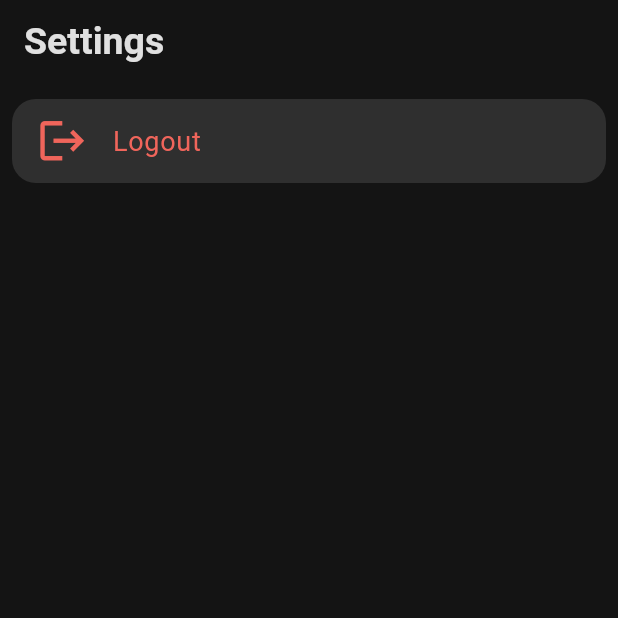
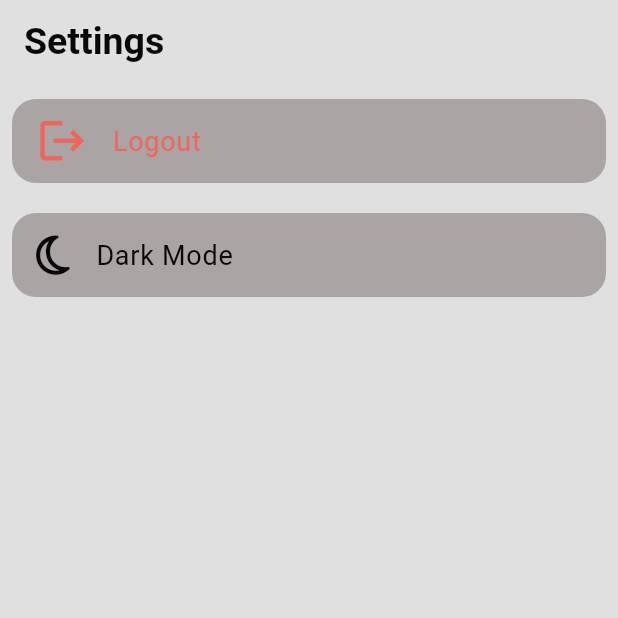
Before and after one commit to Sanskar157/link_up, a Flutter app: the screen it shows once a user with an empty profile is signed in, after a tap on the "settings" icon, on a phone screen of 412 x 824 dp, the top half of it. Run offline on Flutter 3.47's test engine with Material 3 defaults, Android fonts, the phone set to English and light mode, and no system bars; our stand-ins replace cloud_firestore, firebase_auth, firebase_core, font_awesome_flutter; accounts and stored records are empty.

```diff
--- a/lib/components/my_textfield.dart
+++ b/lib/components/my_textfield.dart
@@ -13,7 +13,7 @@ class MyTextfield extends StatelessWidget {
   @override
   Widget build(BuildContext context) {
     return Padding(
-      padding: const EdgeInsets.symmetric(horizontal: 40.0),
+      padding: const EdgeInsets.symmetric(horizontal: 30.0),
       child: TextField(
         controller: controller,
         obscureText: obscureText,
--- a/lib/main.dart
+++ b/lib/main.dart
@@ -3,8 +3,10 @@ import 'package:chatapp/auth/login_or_register.dart';
 import 'package:chatapp/pages/login_page.dart';
 import 'package:chatapp/themes/dark_mode.dart';
 import 'package:chatapp/themes/light_mode.dart';
+import 'package:chatapp/themes/theme_provider.dart';
 import 'package:flutter/material.dart';
 import 'package:firebase_core/firebase_core.dart';
+import 'package:provider/provider.dart';
 import 'firebase_options.dart';
 
 void main() async {
@@ -12,7 +14,10 @@ void main() async {
   await Firebase.initializeApp(
     options: DefaultFirebaseOptions.currentPlatform,
   );
-  runApp(const MyApp());
+  runApp(ChangeNotifierProvider(
+    create: (context) => ThemeProvider(),
+    child: const MyApp(),
+  ));
 }
 
 class MyApp extends StatelessWidget {
@@ -21,11 +26,10 @@ class MyApp extends StatelessWidget {
   @override
   Widget build(BuildContext context) {
     return MaterialApp(
-
       title: 'Flutter Demo',
       debugShowCheckedModeBanner: false,
       home: const AuthGate(),
-      theme: darkMode,
+      theme: Provider.of<ThemeProvider>(context).themeData,
     );
   }
 }
--- a/lib/pages/homepage.dart
+++ b/lib/pages/homepage.dart
@@ -76,6 +76,7 @@ class Homepage extends StatelessWidget {
             MaterialPageRoute(
                 builder: (context) => ChatPage(
                       recieverEmail: userData["email"],
+                      recieverID: userData["uid"],
                     )),
           );
         },
--- a/lib/pages/settings_page.dart
+++ b/lib/pages/settings_page.dart
@@ -1,11 +1,15 @@
 import 'package:chatapp/auth/auth_service.dart';
 import 'package:chatapp/auth/login_or_register.dart';
+import 'package:chatapp/themes/theme_provider.dart';
 import 'package:flutter/material.dart';
+import 'package:font_awesome_flutter/font_awesome_flutter.dart';
+import 'package:provider/provider.dart';
+
 
 class SettingsPage extends StatelessWidget {
   const SettingsPage({super.key});
 
-  void logout(BuildContext cxt) {
+  void logout(BuildContext context) {
     final _auth = AuthService();
     _auth.signOut();
   }
@@ -19,7 +23,8 @@ class SettingsPage extends StatelessWidget {
           style: TextStyle(
             fontWeight: FontWeight.bold,
             fontSize: 25,
-                color: Theme.of(context).colorScheme.inversePrimary),
+            color: Theme.of(context).colorScheme.inversePrimary,
+          ),
         ),
         automaticallyImplyLeading: false,
         backgroundColor: Theme.of(context).colorScheme.surface,
@@ -56,7 +61,36 @@ class SettingsPage extends StatelessWidget {
               ),
             ),
           ),
+          const SizedBox(height: 10),
+          Padding(
+            padding: const EdgeInsets.only(left: 8.0, right: 8, top: 10),
+            child: ClipRRect(
+              borderRadius: BorderRadius.circular(16),
+              child: Material(
+                color: Theme.of(context).colorScheme.tertiary,
+                child: ListTile(
+                  title: Text(
+                    "Dark Mode",
+                    style: TextStyle(
+                      color: Theme.of(context).colorScheme.inversePrimary,
+                      fontSize: 18,
+                    ),
+                  ),
+                  leading: FaIcon(
+                    FontAwesomeIcons.moon,
+                    size: 30,
+                    color: Theme.of(context).colorScheme.inversePrimary,
+                  ),
+                  onTap: () {
+                    Provider.of<ThemeProvider>(context, listen: false)
+                        .toggleTheme();
+                  },
+                ),
+              ),
+            ),
+          ),
         ],
-        ));
+      ),
+    );
   }
 }
--- a/lib/themes/light_mode.dart
+++ b/lib/themes/light_mode.dart
@@ -3,8 +3,8 @@ import 'package:flutter/material.dart';
 ThemeData lightMode = ThemeData(
     colorScheme: ColorScheme.light(
   surface: Colors.grey.shade300,
-  primary: Colors.grey.shade500,
-  secondary: Color.fromARGB(255, 44, 184, 114),
-  tertiary: Colors.white,
-  inversePrimary: Colors.grey.shade700,
+  primary: const Color.fromARGB(255, 34, 33, 33),
+  secondary: const Color.fromARGB(255, 44, 184, 114),
+  tertiary: const Color.fromARGB(255, 170, 164, 164),
+  inversePrimary: const Color.fromARGB(255, 8, 8, 8),
 ));
--- /dev/null
+++ b/lib/themes/theme_provider.dart
@@ -0,0 +1,21 @@
+import 'package:chatapp/themes/dark_mode.dart';
+import 'package:chatapp/themes/light_mode.dart';
+import 'package:flutter/material.dart';
+
+class ThemeProvider with ChangeNotifier {
+  ThemeData _themeData = lightMode;
+  ThemeData get themeData => _themeData;
+  bool get isDarkMode => _themeData == darkMode;
+  set themeData(ThemeData themeData) {
+    _themeData = themeData;
+    notifyListeners();
+  }
+
+  void toggleTheme() {
+    if (_themeData == lightMode) {
+      themeData = darkMode;
+    } else {
+      themeData = lightMode;
+    }
+  }
+}
--- a/pubspec.yaml
+++ b/pubspec.yaml
@@ -32,12 +32,15 @@ dependencies:
     sdk: flutter
 
 
+
   # The following adds the Cupertino Icons font to your application.
   # Use with the CupertinoIcons class for iOS style icons.
   cupertino_icons: ^1.0.6
   firebase_core: ^3.2.0
   firebase_auth: ^5.1.2
   cloud_firestore: ^5.1.0
+  provider: ^6.1.2
+  font_awesome_flutter: ^10.7.0
 
 dev_dependencies:
   flutter_test:
```
Also changed, not shown: lib/chat/chat_service.dart (+27 -5 lines), lib/components/chat_bubble.dart (added, +29 -0 lines), lib/pages/chat_page.dart (+138 -3 lines), pubspec.lock. Lines whose indentation alone changed are shown as unchanged.
